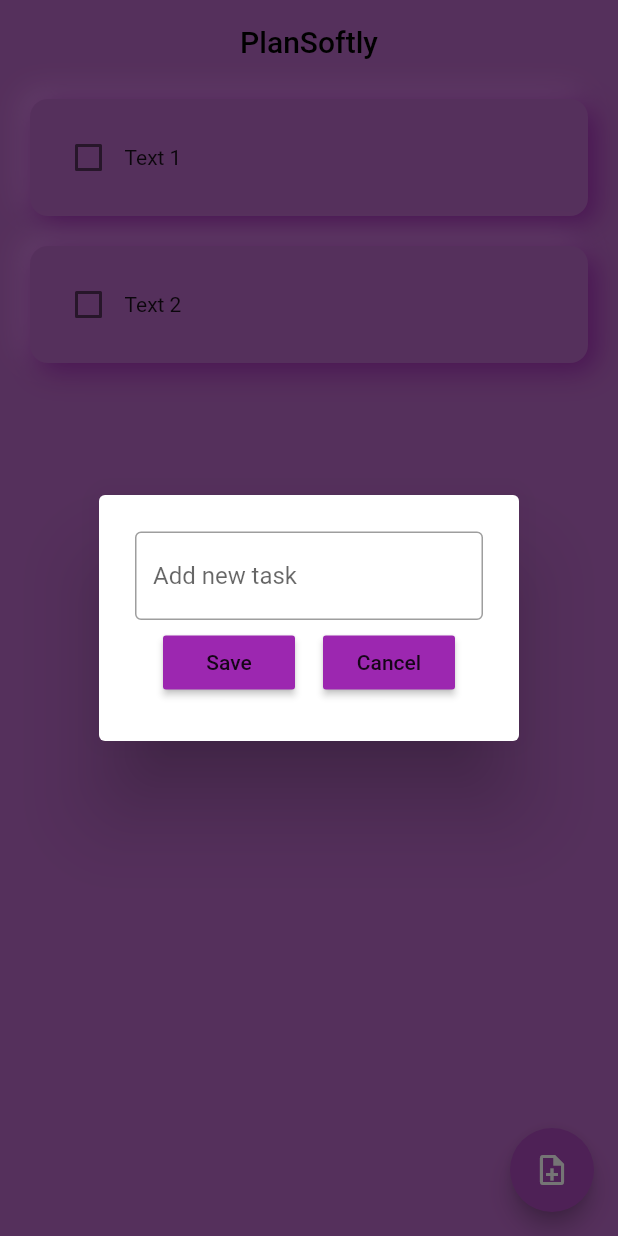
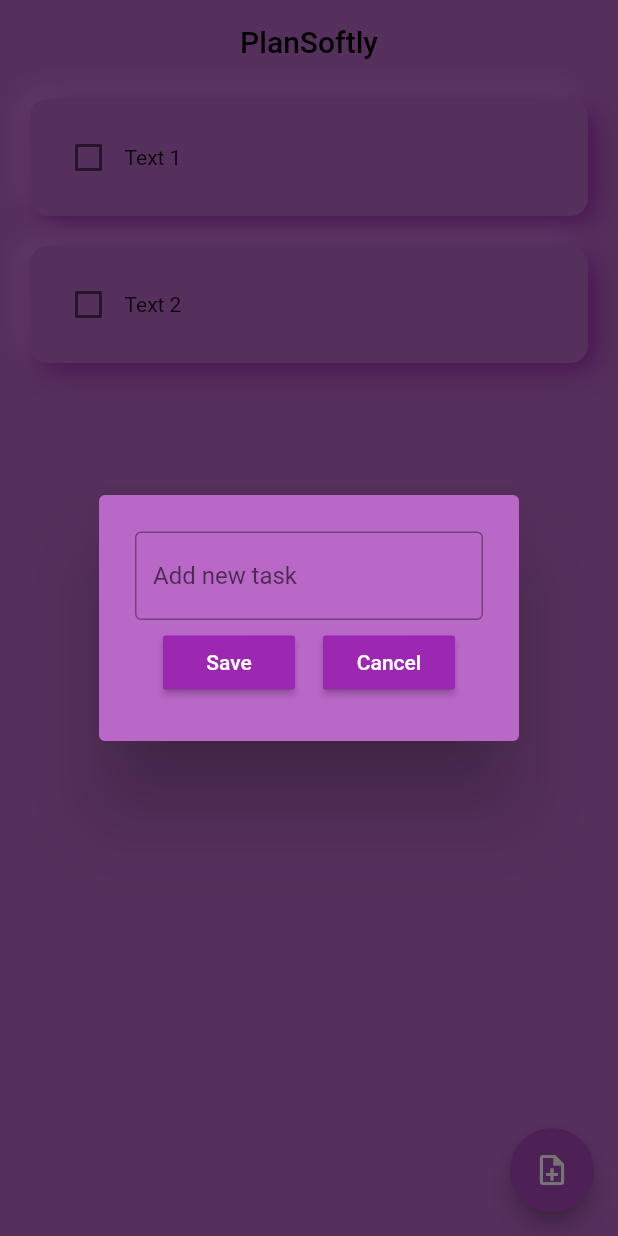
Before and after one commit to k-mushket/plan_softly, a Flutter app: the screen it shows after launch, after a tap on the "note add" icon, on a phone screen of 412 x 824 dp. Run offline on Flutter 3.47's test engine with Material 2 defaults, Android fonts, the phone set to English and light mode, and no system bars; drawn by our look-alikes of flutter_slidable; our stand-ins replace hive_flutter; accounts and stored records are empty.

Commit message:
Improved the design of AlertDialog

```diff
--- a/lib/components/plan_button.dart
+++ b/lib/components/plan_button.dart
@@ -11,7 +11,10 @@ class PlanButton extends StatelessWidget {
     return MaterialButton(
       onPressed: onPressed,
       color: Theme.of(context).primaryColor,
-      child: Text(text),
+      child: Text(
+        text,
+        style: TextStyle(color: Colors.white),
+      ),
     );
   }
 }
--- a/lib/components/task_window.dart
+++ b/lib/components/task_window.dart
@@ -17,6 +17,7 @@ class TaskWindow extends StatelessWidget {
   @override
   Widget build(BuildContext context) {
     return AlertDialog(
+      backgroundColor: Colors.purple.shade300,
       content: Container(
         height: 120,
         child: Column(
```
